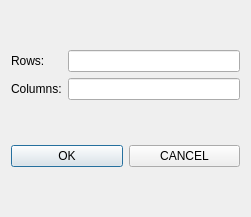
This is GUI/NewLayout.ui in abting/Digital-Microfluidics-GUI as Qt 5 draws it before an edit. The edited form follows.
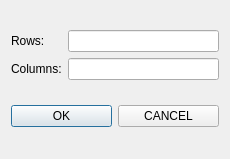
This is the edited form.

Diff of the .ui file:
```diff
--- a/GUI/NewLayout.ui
+++ b/GUI/NewLayout.ui
@@ -6,8 +6,8 @@
    <rect>
     <x>0</x>
     <y>0</y>
-    <width>251</width>
-    <height>217</height>
+    <width>230</width>
+    <height>159</height>
    </rect>
   </property>
   <property name="windowTitle">
```
